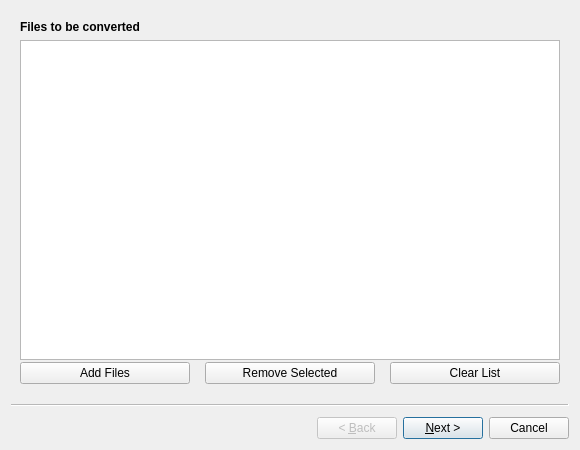
Old version of the form ui/addtaskwizard.ui in the repository swl-x/MystiQ.
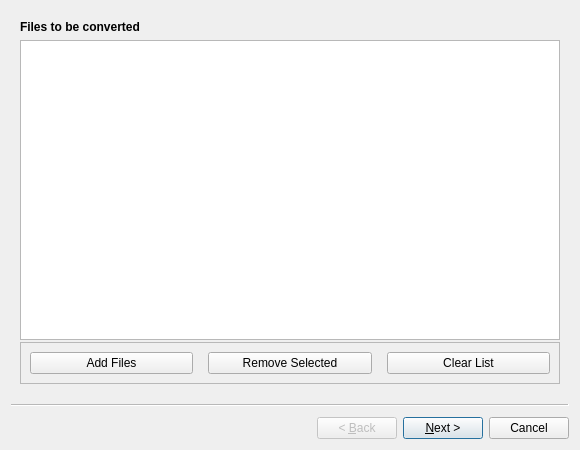
New version of the form. Icons and pictures are not drawn.

Diff of the .ui file:
```diff
--- a/ui/addtaskwizard.ui
+++ b/ui/addtaskwizard.ui
@@ -84,6 +84,19 @@
        </widget>
       </item>
       <item>
+       <widget class="QFrame" name="Buttons_bar">
+        <property name="frameShape">
+         <enum>QFrame::StyledPanel</enum>
+        </property>
+        <property name="frameShadow">
+         <enum>QFrame::Raised</enum>
+        </property>
+        <property name="lineWidth">
+         <number>1</number>
+        </property>
+        <property name="midLineWidth">
+         <number>0</number>
+        </property>
        <layout class="QHBoxLayout" name="horizontalLayout">
         <property name="spacing">
          <number>15</number>
@@ -155,6 +168,7 @@
          </widget>
         </item>
        </layout>
+       </widget>
       </item>
      </layout>
     </item>
```
Lines whose indentation alone changed are shown as unchanged.
